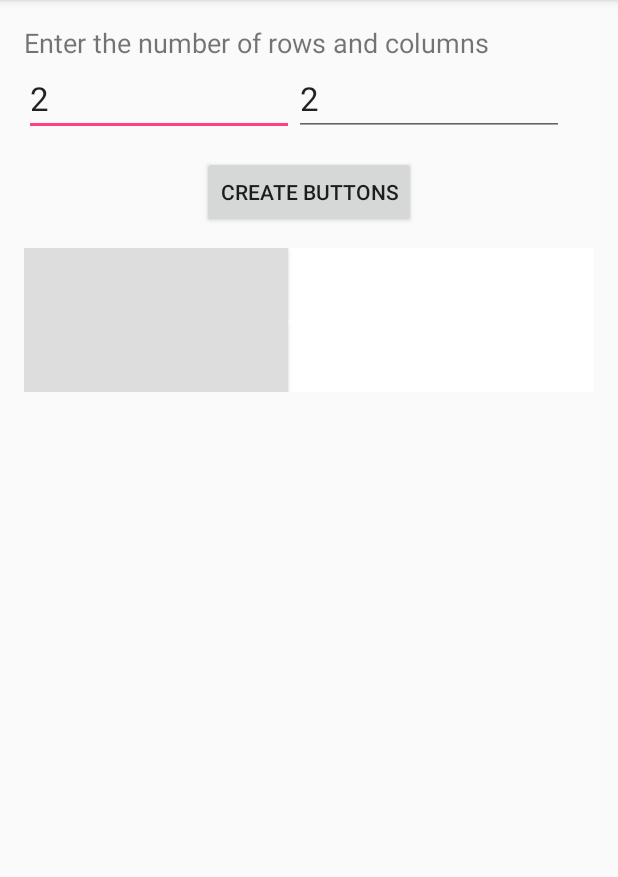
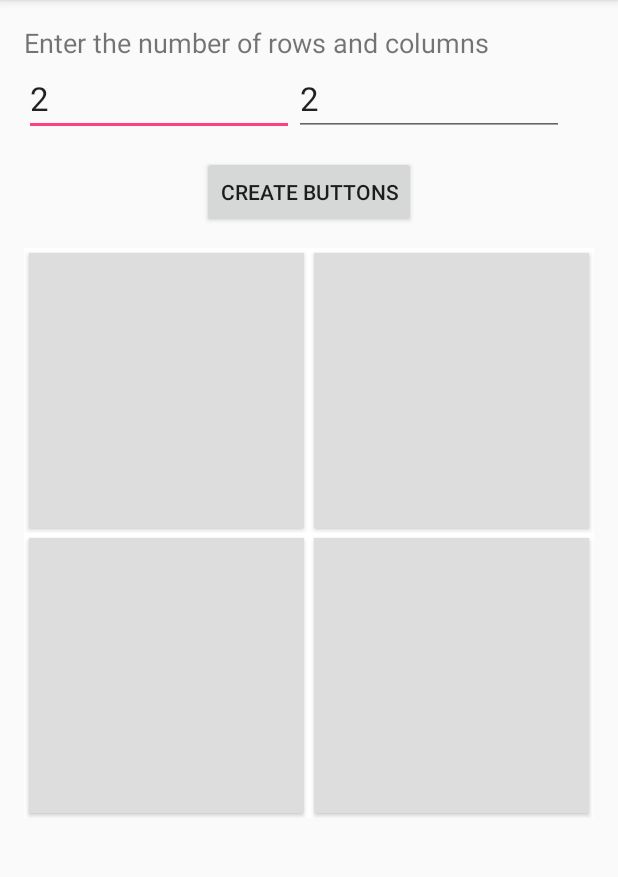
Before and after one commit to pwlandoll/cs445, an Android app: the screen it shows after launch (MainActivity), after a tap on "CREATE BUTTONS", on a phone screen of 412 x 824 dp, the part 84-961 px from its top. Run offline under Robolectric (Android 15) with nearby library versions, the phone set to English and light mode, and no system bars.

Commit message:
Copied dynamic starter to old folder, changed original to include dynamic listener creation

```diff
--- a/DynamicButtonsStarter/app/src/main/java/kirsch/jcu/edu/dynamicbuttons/MainActivity.java
+++ b/DynamicButtonsStarter/app/src/main/java/kirsch/jcu/edu/dynamicbuttons/MainActivity.java
@@ -29,8 +29,8 @@ public class MainActivity extends AppCompatActivity {
 
     public void initialize(View view) {
         try {
-            rows = Integer.parseInt(numberOfRows.toString());
-            columns = Integer.parseInt(numberOfColumns.toString());
+            rows = Integer.parseInt(numberOfRows.getText().toString());
+            columns = Integer.parseInt(numberOfColumns.getText().toString());
         } catch (Exception e) {
             // If there's an error, default to 2
             rows = 2;
@@ -38,6 +38,7 @@ public class MainActivity extends AppCompatActivity {
             numberOfRows.setText(rows.toString());
             numberOfColumns.setText(columns.toString());
         }
+        buttons = new Button[rows][columns];
         int padding = 5; // padding in px
         Integer screenWidth = getResources().getDisplayMetrics().widthPixels;
         screenWidth -= (int)(2*getResources().getDimension(R.dimen.activity_horizontal_margin));
@@ -52,13 +53,27 @@ public class MainActivity extends AppCompatActivity {
             TableRow newRow = new TableRow(this);
             newRow.setLayoutParams(new TableRow.LayoutParams(TableRow.LayoutParams.MATCH_PARENT, TableRow.LayoutParams.WRAP_CONTENT));
             newRow.setBackgroundColor(getResources().getColor(R.color.white));
+            String name;
             // Create columns buttons for this row
             for (int col = 0; col < columns; col++) {
-                Button addButton = new Button(this);
-                addButton.setOnClickListener(buttonListener);
+                //Button addButton = new Button(this);
+                name = "(" + row + ", " + col + ")";
+                MyButton addButton = new MyButton(this, name);
+                //addButton.setOnClickListener(buttonListener);
+                addButton.setOnClickListener(new Button.OnClickListener() {
+                    @Override
+                    public void onClick(View view) {
+                        MyButton picked = (MyButton)view;
+                        picked.setTextColor(getResources().getColor(R.color.white));
+                        picked.setBackgroundColor(getResources().getColor(R.color.blue));
+                        String message = getResources().getText(R.string.Hit) + picked.getName();
+                        picked.setText(message);
+                    }
+                });
                 addButton.setTextSize(10);
                 addButton.setBackgroundColor(getResources().getColor(R.color.background));
                 addButton.setTextColor(getResources().getColor(R.color.white));
+                addButton.setLayoutParams(buttonParameters);
                 newRow.addView(addButton);
                 buttons[row][col] = addButton;
             }
@@ -66,12 +81,11 @@ public class MainActivity extends AppCompatActivity {
         }
     }
 
-    private Button.OnClickListener buttonListener = new Button.OnClickListener() {
+    /* private Button.OnClickListener buttonListener = new Button.OnClickListener() {
         @Override
         public void onClick(View view) {
-            initialize(view);
             Button picked = (Button)view;
-            int theRow =0, theCol = 0;
+            int theRow = 0, theCol = 0;
             for (int row = 0; row < rows; row++) {
                 for (int col = 0; col < columns; col++) {
                     if (picked.equals(buttons[row][col])) {
@@ -80,10 +94,11 @@ public class MainActivity extends AppCompatActivity {
                     }
                 }
             }
-            picked.setTextColor(getResources().getColor(R.color.blue));
+            picked.setTextColor(getResources().getColor(R.color.white));
+            picked.setBackgroundColor(getResources().getColor(R.color.blue));
             String message = getResources().getText(R.string.Hit) + "(" + theRow + "," + theCol + ")";
             picked.setText(message);
         }
-    };
+    }; */
 
 }
--- /dev/null
+++ b/DynamicButtonsStarter/app/src/main/java/kirsch/jcu/edu/dynamicbuttons/MyButton.java
@@ -0,0 +1,20 @@
+package kirsch.jcu.edu.dynamicbuttons;
+
+import android.content.Context;
+import android.widget.Button;
+
+/**
+ * Created by peter on 3/7/16.
+ */
+public class MyButton extends Button  {
+    private String name;
+
+    public MyButton(Context context, String name) {
+        super(context);
+        this.name = name;
+    }
+
+    public String getName() {
+        return name;
+    }
+}
```
